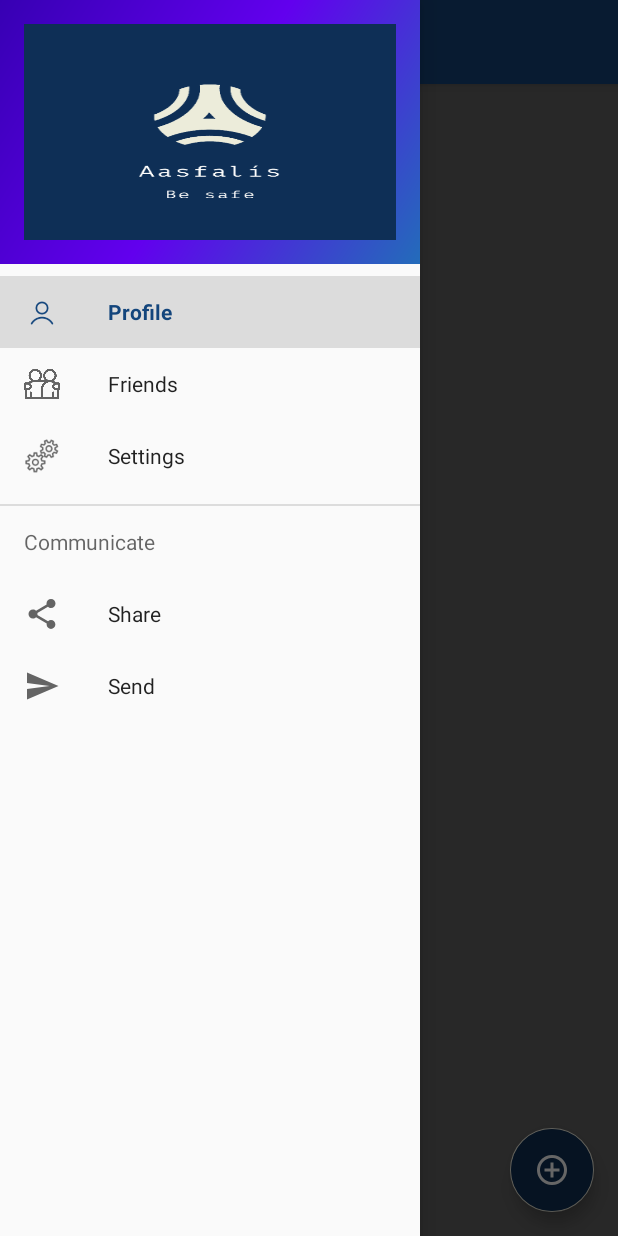
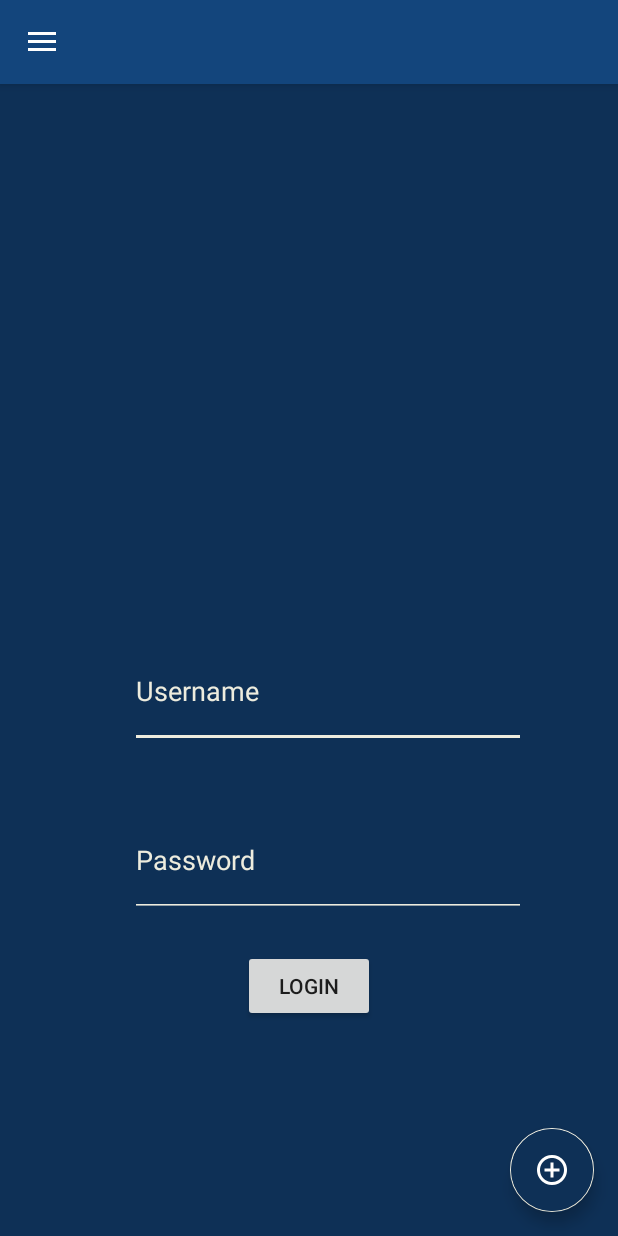
Before and after one commit to PseudoInsanity/Aasfalis, an Android app: the screen it shows after launch (MainActivity), after a tap on "Profile", on a phone screen of 412 x 824 dp. Run offline under Robolectric (Android 15) with nearby library versions, the phone set to English and light mode, and no system bars; our stand-ins replace Firebase (no records; nobody signed in at launch, a user with empty details on screens opened directly); 2 other taps on this screen came first.

Commit message:
Added login functionality

```diff
--- a/app/src/main/java/com/softwareengineering/aasfalis/aasfalis/activities/MainActivity.java
+++ b/app/src/main/java/com/softwareengineering/aasfalis/aasfalis/activities/MainActivity.java
@@ -11,6 +11,8 @@ import android.support.design.widget.Snackbar;
 import android.support.v4.app.ActivityCompat;
 import android.support.v4.app.Fragment;
 import android.support.v4.app.FragmentActivity;
+import android.support.v4.app.FragmentManager;
+import android.support.v4.app.FragmentTransaction;
 import android.support.v4.content.ContextCompat;
 import android.util.Log;
 import android.view.View;
@@ -38,6 +40,7 @@ import com.google.android.gms.maps.model.LatLng;
 import com.google.android.gms.maps.model.Marker;
 import com.google.android.gms.maps.model.MarkerOptions;
 import com.softwareengineering.aasfalis.R;
+import com.softwareengineering.aasfalis.aasfalis.fragments.LoginFragment;
 
 public class MainActivity extends FragmentActivity implements
         NavigationView.OnNavigationItemSelectedListener,
@@ -72,7 +75,7 @@ public class MainActivity extends FragmentActivity implements
             }
         });
 
-        DrawerLayout drawer = (DrawerLayout) findViewById(R.id.drawer_layout);
+        drawer = (DrawerLayout) findViewById(R.id.drawer_layout);
         ActionBarDrawerToggle toggle = new ActionBarDrawerToggle(
                 this, drawer, toolbar, R.string.navigation_drawer_open, R.string.navigation_drawer_close);
         drawer.addDrawerListener(toggle);
@@ -150,6 +153,9 @@ public class MainActivity extends FragmentActivity implements
         Class fragmentClass = null;
 
         switch (id) {
+            case R.id.nav_profile:
+                fragmentClass = LoginFragment.class;
+                break;
             case R.id.nav_friends:
                 break;
             case R.id.nav_settings:
@@ -165,13 +171,13 @@ public class MainActivity extends FragmentActivity implements
         } catch (Exception e) {
             e.printStackTrace();
         }
-/*
+
         FragmentManager fragmentManager = getSupportFragmentManager();
         FragmentTransaction transaction = fragmentManager.beginTransaction();
-        transaction.replace(R.id.fragment_holder, fragment);
+        transaction.replace(R.id.map, fragment);
         transaction.addToBackStack(null);
         transaction.commit();
-*/
+
 
         drawer.closeDrawer(GravityCompat.START);
     }
--- a/app/src/main/res/layout/fragment_login.xml
+++ b/app/src/main/res/layout/fragment_login.xml
@@ -24,17 +24,45 @@
         app:srcCompat="@mipmap/logo" />
 
     <EditText
+        android:id="@+id/editTextUsername"
         android:layout_width="264dp"
         android:layout_height="76dp"
+        android:backgroundTint="@color/colorAccent"
         android:text="Username "
         android:textColor="@color/colorAccent"
         app:layout_constraintBottom_toBottomOf="parent"
         app:layout_constraintEnd_toEndOf="parent"
         app:layout_constraintHorizontal_bias="0.587"
         app:layout_constraintStart_toStartOf="parent"
-        android:backgroundTint="@color/colorAccent"
-        android:drawableLeft="@drawable/username"
         app:layout_constraintTop_toTopOf="parent"
         app:layout_constraintVertical_bias="0.565" />
 
+    <EditText
+        android:id="@+id/editTextPassword"
+        android:layout_width="264dp"
+        android:layout_height="76dp"
+        android:backgroundTint="@color/colorAccent"
+        android:text="Password "
+        android:textColor="@color/colorAccent"
+        app:layout_constraintBottom_toBottomOf="parent"
+        app:layout_constraintEnd_toEndOf="parent"
+        app:layout_constraintHorizontal_bias="0.585"
+        app:layout_constraintStart_toStartOf="parent"
+        app:layout_constraintTop_toTopOf="parent"
+        app:layout_constraintVertical_bias="0.716" />
+
+    <Button
+        android:id="@+id/loginButton"
+        android:layout_width="wrap_content"
+        android:layout_height="wrap_content"
+        android:layout_marginStart="161dp"
+        android:layout_marginTop="8dp"
+        android:layout_marginEnd="162dp"
+        android:layout_marginBottom="129dp"
+        android:text="Login"
+        app:layout_constraintBottom_toBottomOf="parent"
+        app:layout_constraintEnd_toEndOf="parent"
+        app:layout_constraintStart_toStartOf="parent"
+        app:layout_constraintTop_toBottomOf="@+id/editTextPassword" />
+
 </android.support.constraint.ConstraintLayout>
```
Also changed, not shown: app/src/main/java/com/softwareengineering/aasfalis/aasfalis/fragments/LoginFragment.java (+67 -7 lines).
